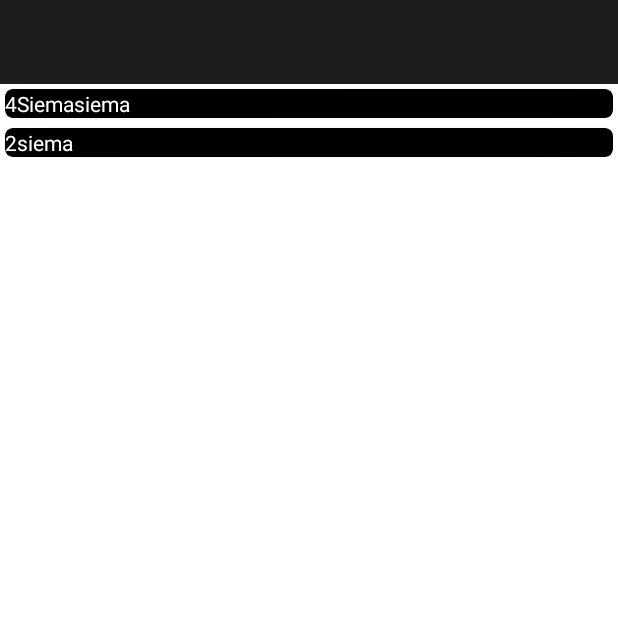
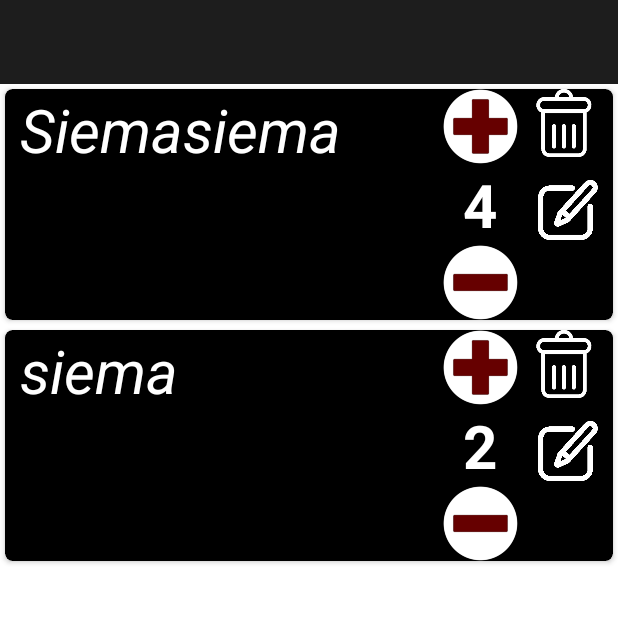
Before and after one commit to KrizzyK/LifeAssistant, an Android app: the CounterActivity screen opened directly, with no data from a screen before it, on a phone screen of 412 x 824 dp, the top half of it. Run offline under Robolectric (Android 15) with nearby library versions, the light colour scheme and no system bars.

Commit message:
Shaped better look of "counters" view. Conclusion: I'm definitely not a designer, this looks awful.

```diff
--- a/app/src/main/java/com/example/lifeassistant/Counter/CounterActivity.java
+++ b/app/src/main/java/com/example/lifeassistant/Counter/CounterActivity.java
@@ -14,7 +14,6 @@ import java.util.ArrayList;
 import java.util.List;
 
 public class CounterActivity extends BaseDrawerActivity {
-
     private RecyclerView counterRecyclerView;
     CounterRecAdapter counterRecAdapter;
     List<Counter> counterList;
--- a/app/src/main/java/com/example/lifeassistant/Counter/CounterRecAdapter.java
+++ b/app/src/main/java/com/example/lifeassistant/Counter/CounterRecAdapter.java
@@ -3,6 +3,7 @@ package com.example.lifeassistant.Counter;
 import android.view.LayoutInflater;
 import android.view.View;
 import android.view.ViewGroup;
+import android.widget.ImageButton;
 import android.widget.TextView;
 
 import androidx.annotation.NonNull;
@@ -24,10 +25,14 @@ public class CounterRecAdapter extends RecyclerView.Adapter {
     private class MyViewHolder extends RecyclerView.ViewHolder {
         public TextView counterName;
         public TextView counterCount;
+        public ImageButton incButton;
+        public ImageButton decButton;
         public MyViewHolder(View pItem) {
             super(pItem);
             counterName = pItem.findViewById(R.id.counterName);
             counterCount = pItem.findViewById(R.id.counterCount);
+            incButton = pItem.findViewById(R.id.addCountButton);
+            decButton = pItem.findViewById(R.id.decCountButton);
         }
     }
     @NonNull
@@ -48,8 +53,8 @@ public class CounterRecAdapter extends RecyclerView.Adapter {
     @Override
     public void onBindViewHolder(@NonNull RecyclerView.ViewHolder holder, int position) { // ustawianie parametrow countera w widoku
         Counter counter = counterList.get(position);
-        ((MyViewHolder) holder).counterCount.setText(counter.getName());
-        ((MyViewHolder) holder).counterName.setText( Integer.toString(counter.getCount()) );
+        ((MyViewHolder) holder).counterName.setText(counter.getName());
+        ((MyViewHolder) holder).counterCount.setText( Integer.toString(counter.getCount()) );
     }
 
     @Override
--- a/app/src/main/res/layout/single_counter_layout.xml
+++ b/app/src/main/res/layout/single_counter_layout.xml
@@ -8,23 +8,71 @@
     app:cardBackgroundColor="@color/counterColor"
     app:cardCornerRadius="5dp"
     app:cardElevation="2dp"> <!--ale dziwny komentarz, no nie? No w kazdym razie ta opcja powoduje ze notatki sie nie zlewaja -->
+    <RelativeLayout
+        android:layout_width="match_parent"
+        android:layout_height="wrap_content"
+        android:paddingRight="10dp"
+        android:paddingLeft="10dp"
+        >
+        <TextView
+            android:id="@+id/counterName"
+            android:layout_width="match_parent"
+            android:layout_height="match_parent"
+            android:textColor="@color/textColor"
+            android:textSize="40sp"
+            android:textStyle="italic"
+            android:layout_toLeftOf="@+id/centerLinear"/>
+        <LinearLayout
+            android:id="@+id/centerLinear"
+            android:layout_width="wrap_content"
+            android:layout_height="wrap_content"
+            android:orientation="vertical"
+            android:layout_toLeftOf="@+id/theRightOne"
+            android:paddingRight="8dp">
+
+            <ImageButton
+                android:id="@+id/addCountButton"
+                android:layout_width="50dp"
+                android:layout_height="50dp"
+                android:background="@drawable/plusv2" />
+
+            <TextView
+                android:id="@+id/counterCount"
+                android:layout_width="match_parent"
+                android:layout_height="match_parent"
+                android:textColor="@color/textColor"
+                android:textSize="40sp"
+                android:textAlignment="center"
+                android:textStyle="bold"/>
+
+            <ImageButton
+                android:id="@+id/decCountButton"
+                android:layout_width="50dp"
+                android:layout_height="50dp"
+                android:background="@drawable/minusv2" />
+
+        </LinearLayout>
+        <LinearLayout
+            android:layout_width="wrap_content"
+            android:layout_height="wrap_content"
+            android:orientation="vertical"
+            android:id="@+id/theRightOne"
+            android:layout_alignParentRight="true">
+            <ImageButton
+                android:layout_width="45dp"
+                android:layout_height="45dp"
+                android:background="@drawable/trashwhite"/>
+            <ImageButton
+                android:layout_width="40dp"
+                android:layout_height="40dp"
+                android:layout_marginTop="15dp"
+                android:layout_gravity="right"
+                android:background="@drawable/editbuttonwhite"/>
+
+        </LinearLayout>
 
 
-    <LinearLayout
-        android:layout_width="match_parent"
-        android:layout_height="wrap_content"
-        android:orientation="horizontal">
-        <TextView
-            android:layout_width="wrap_content"
-            android:layout_height="match_parent"
-            android:id="@+id/counterName"
-            android:textColor="@color/textColor"/>
-        <TextView
-            android:layout_width="wrap_content"
-            android:layout_height="match_parent"
-            android:id="@+id/counterCount"
-            android:textColor="@color/textColor"/>
+    </RelativeLayout>
 
-    </LinearLayout>
 
 </androidx.cardview.widget.CardView>
```
Also changed, not shown: app/src/main/java/com/example/lifeassistant/Counter/Counter.java (+3 -6 lines), app/src/main/res/drawable-xxhdpi/cancel.png (added), app/src/main/res/drawable-xxhdpi/editbuttonwhite.png (added), app/src/main/res/drawable-xxhdpi/minus.png (added), app/src/main/res/drawable-xxhdpi/minusv2.png (added), app/src/main/res/drawable-xxhdpi/plus.png (added), app/src/main/res/drawable-xxhdpi/plusv2.png (added), app/src/main/res/drawable-xxhdpi/trash.png (added), app/src/main/res/drawable-xxxhdpi/trashwhite.png (added).
